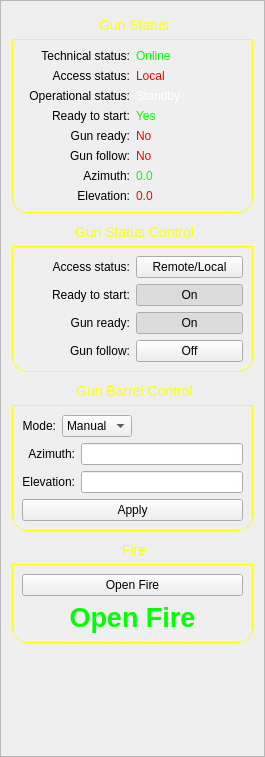
MiftahSalam/FA-FCS-2020-HMI, file framegun.ui: the form before one commit.
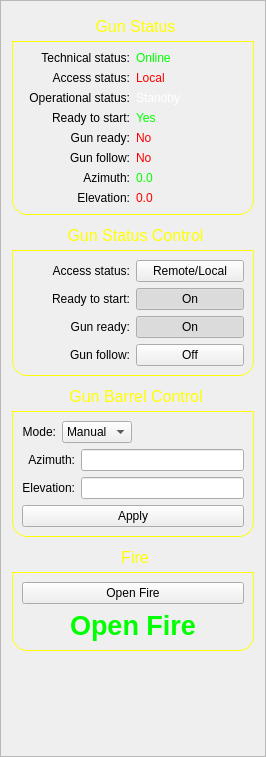
The form after the commit.

Diff of the .ui file:
```diff
--- a/framegun.ui
+++ b/framegun.ui
@@ -6,7 +6,7 @@
    <rect>
     <x>0</x>
     <y>0</y>
-    <width>265</width>
+    <width>266</width>
     <height>757</height>
    </rect>
   </property>
@@ -34,8 +34,8 @@
         <string notr="true">QGroupBox {
     border: 1px solid gray;
     border-color: yellow;
-    margin-top: 27px;
-    font-size: 14px;
+    margin-top: 29px;
+    font-size: 16px;
     border-bottom-left-radius: 15px;
     border-bottom-right-radius: 15px;
 }
@@ -412,8 +412,8 @@
         <string notr="true">QGroupBox {
     border: 1px solid gray;
     border-color: yellow;
-    margin-top: 27px;
-    font-size: 14px;
+    margin-top: 29px;
+    font-size: 16px;
     border-bottom-left-radius: 15px;
     border-bottom-right-radius: 15px;
 }
@@ -572,8 +572,8 @@
         <string notr="true">QGroupBox {
     border: 1px solid gray;
     border-color: yellow;
-    margin-top: 27px;
-    font-size: 14px;
+    margin-top: 29px;
+    font-size: 16px;
     border-bottom-left-radius: 15px;
     border-bottom-right-radius: 15px;
 }
@@ -708,8 +708,8 @@
         <string notr="true">QGroupBox {
     border: 1px solid gray;
     border-color: yellow;
-    margin-top: 27px;
-    font-size: 14px;
+    margin-top: 29px;
+    font-size: 16px;
     border-bottom-left-radius: 15px;
     border-bottom-right-radius: 15px;
 }
```
